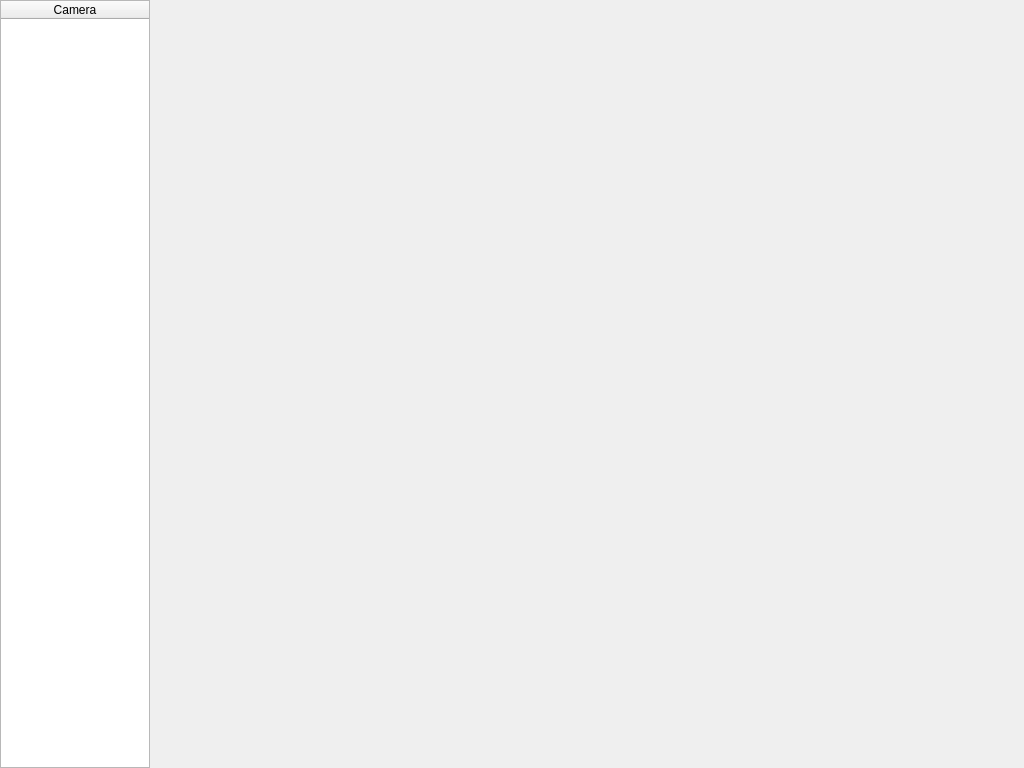
This is Main/CameraTest/camera_list_form.ui in 519984307/Container_Multiple_Channels_20200522 as Qt 5 draws it before an edit. The edited form follows.
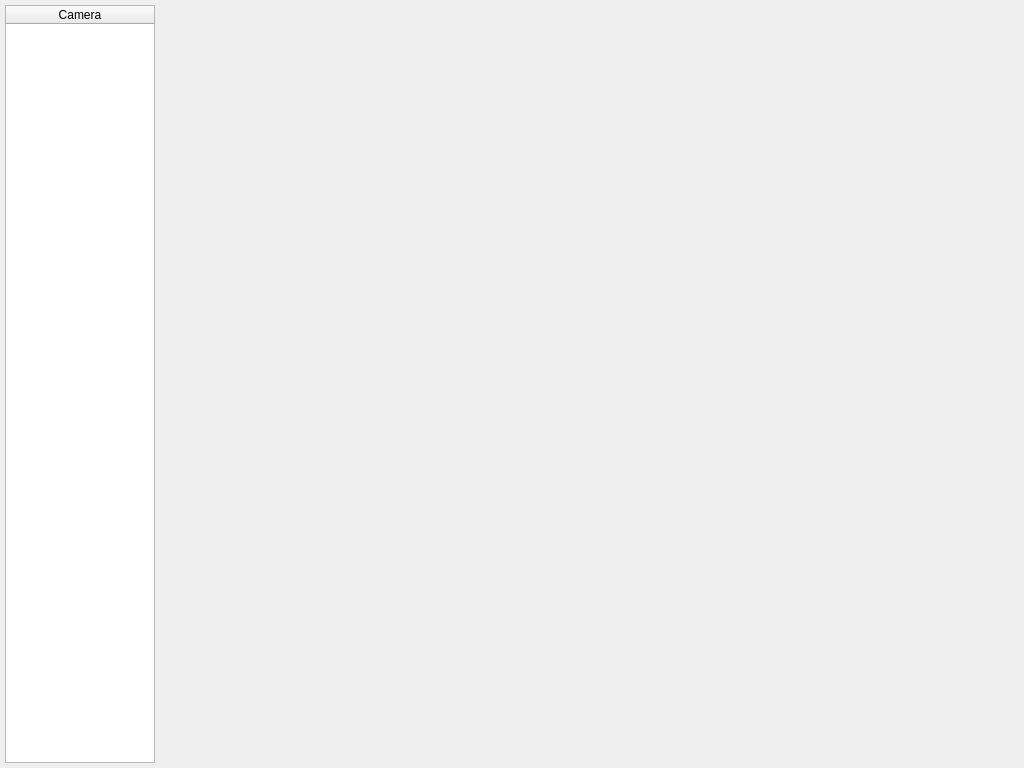
This is the edited form. Icons and pictures are not drawn.

Diff of the .ui file:
```diff
--- a/Main/CameraTest/camera_list_form.ui
+++ b/Main/CameraTest/camera_list_form.ui
@@ -19,16 +19,16 @@
   </property>
   <layout class="QGridLayout" name="gridLayout_2">
    <property name="leftMargin">
-    <number>0</number>
+    <number>5</number>
    </property>
    <property name="topMargin">
-    <number>0</number>
+    <number>5</number>
    </property>
    <property name="rightMargin">
-    <number>0</number>
+    <number>5</number>
    </property>
    <property name="bottomMargin">
-    <number>0</number>
+    <number>5</number>
    </property>
    <property name="spacing">
     <number>0</number>
@@ -46,7 +46,7 @@
      </property>
      <property name="minimumSize">
       <size>
-       <width>0</width>
+       <width>150</width>
        <height>0</height>
       </size>
      </property>
```
